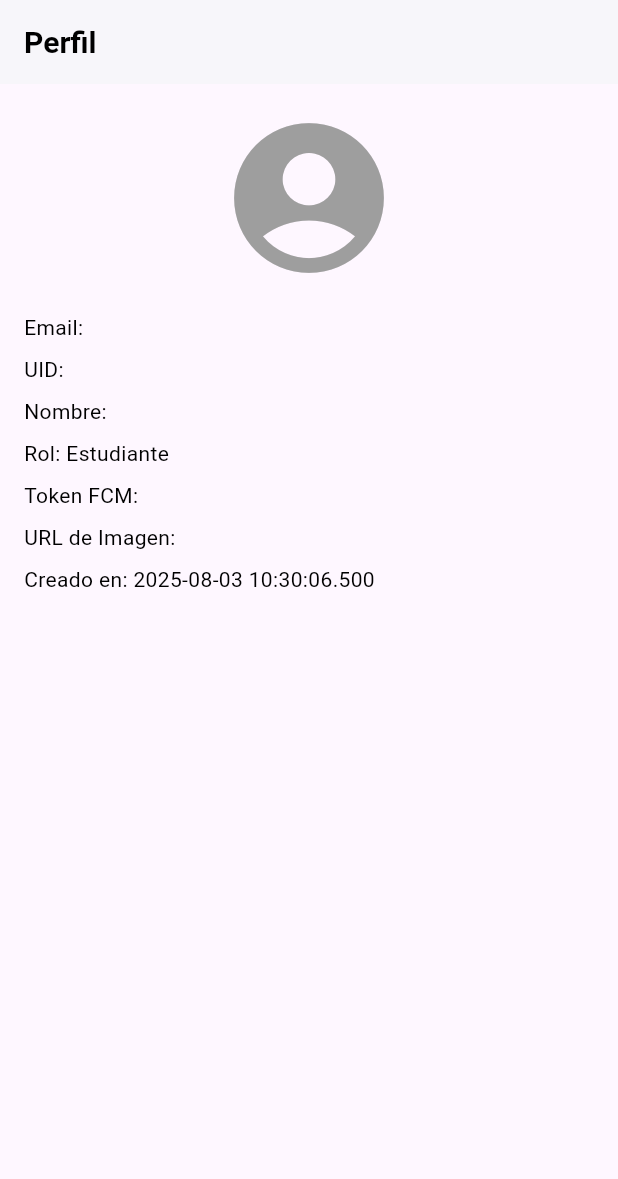
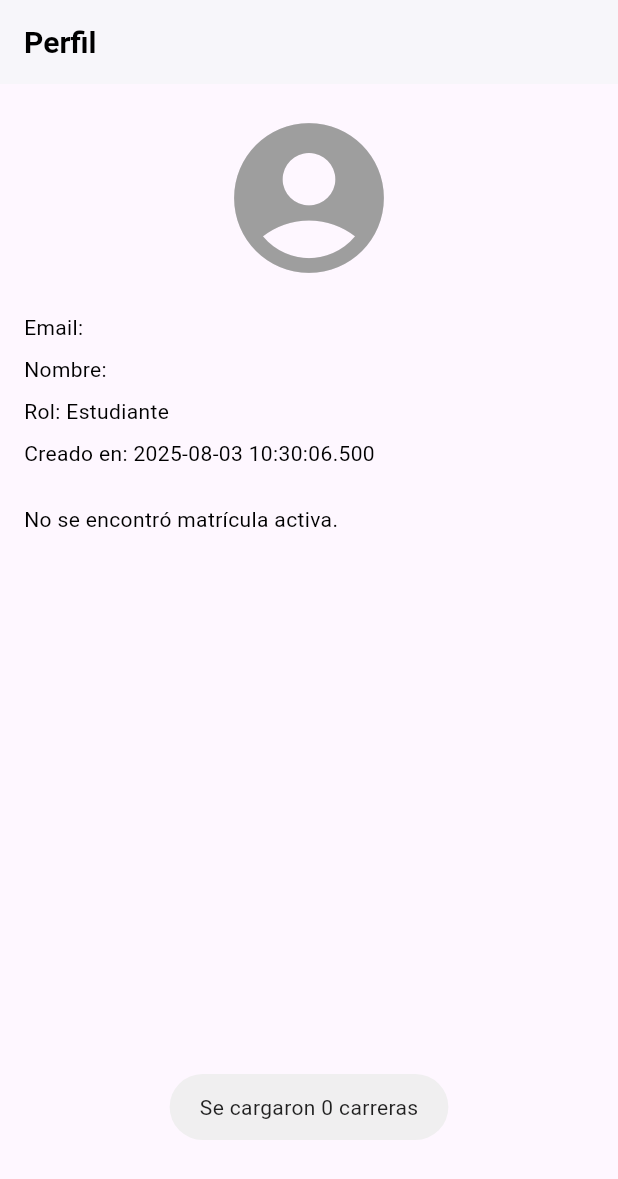
Before and after one commit to FredyNotAvailable/TutorConnect, a Flutter app: the ProfileScreen screen opened directly with empty values, on a phone screen of 412 x 824 dp. Shown: the top 1179 px of the screen. Run offline on Flutter 3.47's test engine with Material 3 defaults, Android fonts, the phone set to English and light mode, and no system bars; our stand-ins replace cloud_firestore, firebase_auth, firebase_core, firebase_messaging, flutter_local_notifications, flutter_riverpod and 3 more; accounts and stored records are empty.

```diff
--- a/lib/models/user.dart
+++ b/lib/models/user.dart
@@ -64,4 +64,5 @@ class User {
       createdAt: createdAt ?? this.createdAt,
     );
   }
+
 }
--- a/lib/screens/profile_screen.dart
+++ b/lib/screens/profile_screen.dart
@@ -1,23 +1,32 @@
 import 'package:flutter/material.dart';
 import 'package:flutter_riverpod/flutter_riverpod.dart';
 import 'package:tutorconnect/utils/helpers/student_helper.dart';
+import 'package:tutorconnect/widgets/student/academic_info_widget.dart';
 import '../models/user.dart';
+import '../providers/enrollment_provider.dart';
 
-class ProfileScreen extends ConsumerWidget {
+class ProfileScreen extends ConsumerStatefulWidget {
   final User user;
 
   const ProfileScreen({super.key, required this.user});
 
   @override
-  Widget build(BuildContext context, WidgetRef ref) {
+  ConsumerState<ProfileScreen> createState() => _ProfileScreenState();
+}
+
+class _ProfileScreenState extends ConsumerState<ProfileScreen> {
+  @override
+  Widget build(BuildContext context) {
+    final user = widget.user;
+    final isStudent = user.role == UserRole.student;
+    final enrollments = ref.watch(enrollmentProvider);
+
     return Scaffold(
       appBar: AppBar(title: const Text('Perfil')),
       body: Padding(
         padding: const EdgeInsets.all(16),
-        child: Column(
-          crossAxisAlignment: CrossAxisAlignment.start,
+        child: ListView(
           children: [
-            // Mostrar imagen si hay URL, si no, un icono por defecto
             Center(
               child: user.photoUrl != null && user.photoUrl!.isNotEmpty
                   ? ClipOval(
@@ -26,21 +35,16 @@ class ProfileScreen extends ConsumerWidget {
                         width: 120,
                         height: 120,
                         fit: BoxFit.cover,
-                        errorBuilder: (context, error, stackTrace) {
-                          return const Icon(
-                            Icons.account_circle,
-                            size: 120,
-                            color: Colors.grey,
-                          );
-                        },
-                        loadingBuilder: (context, child, loadingProgress) {
-                          if (loadingProgress == null) return child;
-                          return const SizedBox(
-                            width: 120,
-                            height: 120,
-                            child: Center(child: CircularProgressIndicator()),
-                          );
-                        },
+                        errorBuilder: (context, error, stackTrace) =>
+                            const Icon(Icons.account_circle, size: 120, color: Colors.grey),
+                        loadingBuilder: (context, child, loadingProgress) =>
+                            loadingProgress == null
+                                ? child
+                                : const SizedBox(
+                                    width: 120,
+                                    height: 120,
+                                    child: Center(child: CircularProgressIndicator()),
+                                  ),
                       ),
                     )
                   : const Icon(
@@ -50,20 +54,20 @@ class ProfileScreen extends ConsumerWidget {
                     ),
             ),
             const SizedBox(height: 16),
-
             Text('Email: ${user.email}'),
-            const SizedBox(height: 8),
-            Text('UID: ${user.id}'),
             const SizedBox(height: 8),
             Text('Nombre: ${user.fullname}'),
             const SizedBox(height: 8),
             Text('Rol: ${user.role.getDisplayName()}'),
             const SizedBox(height: 8),
-            Text('Token FCM: ${user.fcmToken ?? "No disponible"}'),
-            const SizedBox(height: 8),
-            Text('URL de Imagen: ${user.photoUrl ?? "No disponible"}'),
-            const SizedBox(height: 8),
             Text('Creado en: ${user.createdAt}'),
+            const SizedBox(height: 24),
+
+            if (isStudent)
+              AcademicInfoWidget(
+                enrollments: enrollments,
+                userId: user.id,
+              ),
           ],
         ),
       ),
--- /dev/null
+++ b/lib/widgets/student/academic_info_widget.dart
@@ -0,0 +1,55 @@
+import 'package:flutter/material.dart';
+import 'package:flutter_riverpod/flutter_riverpod.dart';
+import 'package:tutorconnect/models/enrollment.dart';
+import 'package:tutorconnect/models/career.dart';
+import 'package:tutorconnect/providers/career_provider.dart';
+
+class AcademicInfoWidget extends ConsumerWidget {
+  final List<Enrollment> enrollments;
+  final String userId;
+
+  const AcademicInfoWidget({
+    super.key,
+    required this.enrollments,
+    required this.userId,
+  });
+
+  @override
+  Widget build(BuildContext context, WidgetRef ref) {
+    final careers = ref.watch(careerProvider);
+
+    final filtered = enrollments.where((e) => e.studentId == userId && e.isActive);
+    final Enrollment? activeEnrollment = filtered.isNotEmpty ? filtered.first : null;
+
+    if (activeEnrollment == null) {
+      return const Text('No se encontró matrícula activa.');
+    }
+
+    // Buscar carrera por id
+    final career = careers.isNotEmpty
+        ? careers.firstWhere(
+            (c) => c.id == activeEnrollment.careerId,
+            orElse: () => Career(
+              id: '',
+              name: 'Desconocida',
+              // completar con valores por defecto para los demás campos si los tiene
+            ),
+          )
+        : null;
+
+    return Column(
+      crossAxisAlignment: CrossAxisAlignment.start,
+      children: [
+        const Text(
+          'Información Académica',
+          style: TextStyle(fontWeight: FontWeight.bold, fontSize: 18),
+        ),
+        const SizedBox(height: 8),
+        Text('Carrera: ${career?.name ?? "Desconocida"}'),
+        Text('Ciclo: ${activeEnrollment.cycle}'),
+        Text('Estado: ${activeEnrollment.isActive ? "Activo" : "Inactivo"}'),
+        Text('Fecha de inscripción: ${activeEnrollment.createdAt}'),
+      ],
+    );
+  }
+}
```
Also changed, not shown: lib/models/classroom.dart (+11 -0 lines), lib/screens/home_screen.dart (+14 -8 lines), lib/screens/subject_details_screen.dart (+24 -25 lines), lib/widgets/profile_widget.dart (deleted, +0 -70 lines), lib/widgets/schedule_widget.dart (added, +94 -0 lines), lib/widgets/tutoring_widget.dart (+9 -21 lines), lib/utils/helpers/student_helper.dart (line endings or trailing spaces).
